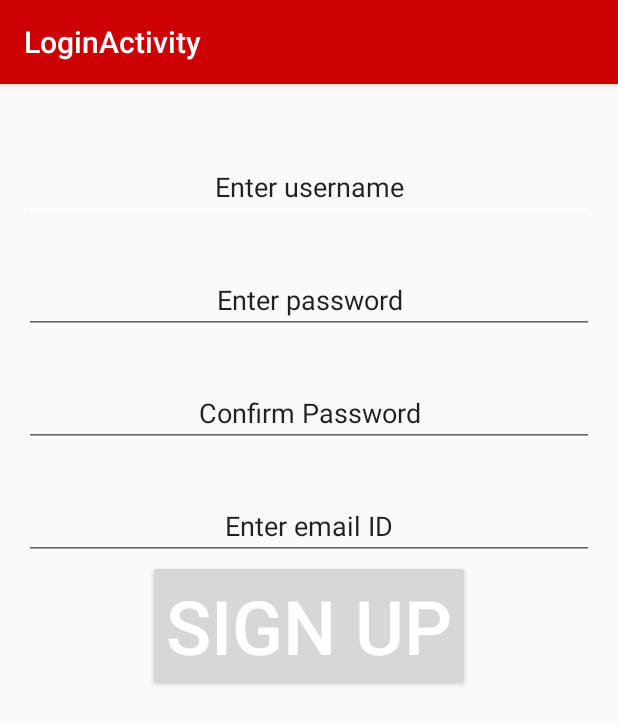
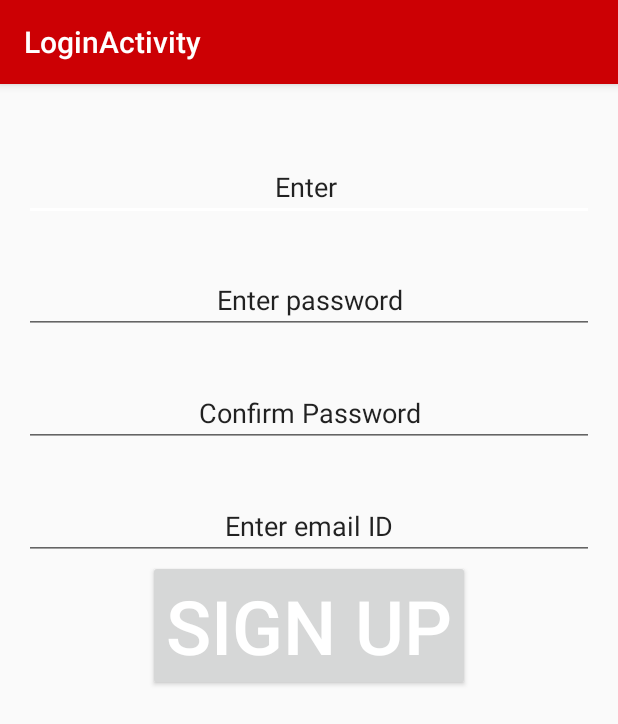
Before and after one commit to dheerajr17/MedTime2, an Android app: the SignUpActivity screen opened directly, with no data from a screen before it, on a phone screen of 412 x 824 dp. Shown: the top 724 px of the screen. Run offline under Robolectric (Android 15) with nearby library versions, the phone set to English and light mode, and no system bars; libraries missing offline, so code that uses them is left out: info.hoang8f.widget; plain views replace FButton; 2 statements that could not run were skipped.

Commit message:
i changed to name

```diff
--- a/app/src/main/res/layout/content_signup.xml
+++ b/app/src/main/res/layout/content_signup.xml
@@ -26,7 +26,7 @@
             android:paddingTop="40dp"
             android:layout_width="match_parent"
             android:layout_height="wrap_content"
-            android:text="Enter username"
+            android:text="Enter "
             android:gravity="center"
             android:id="@+id/username"
             android:layout_gravity="center"
```
